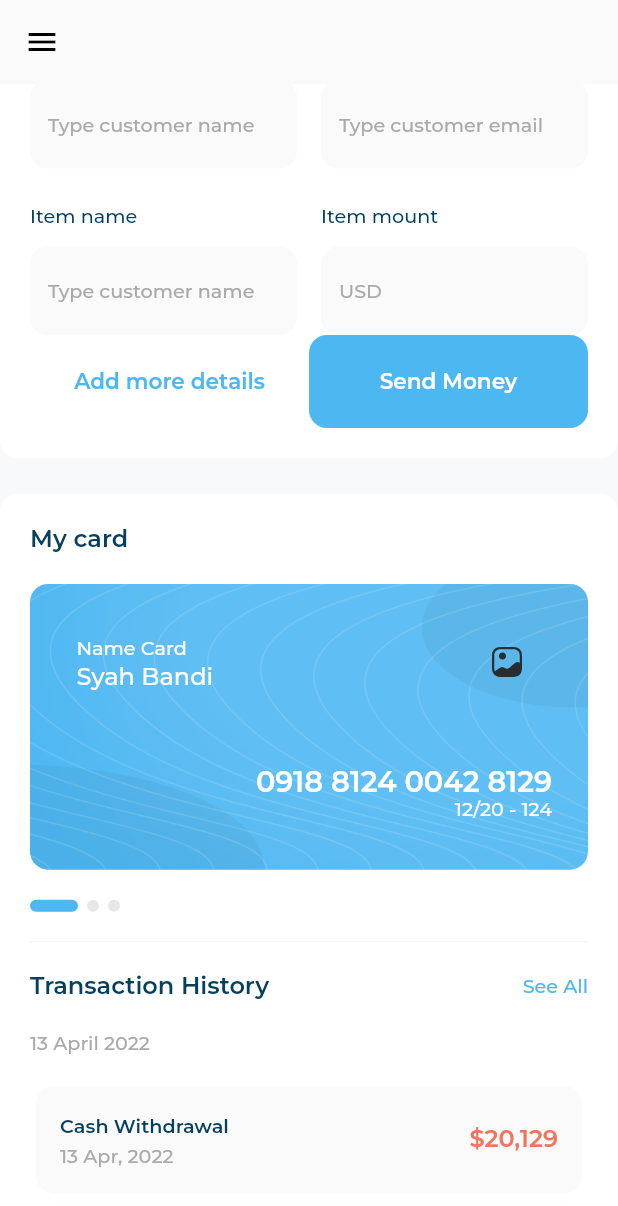
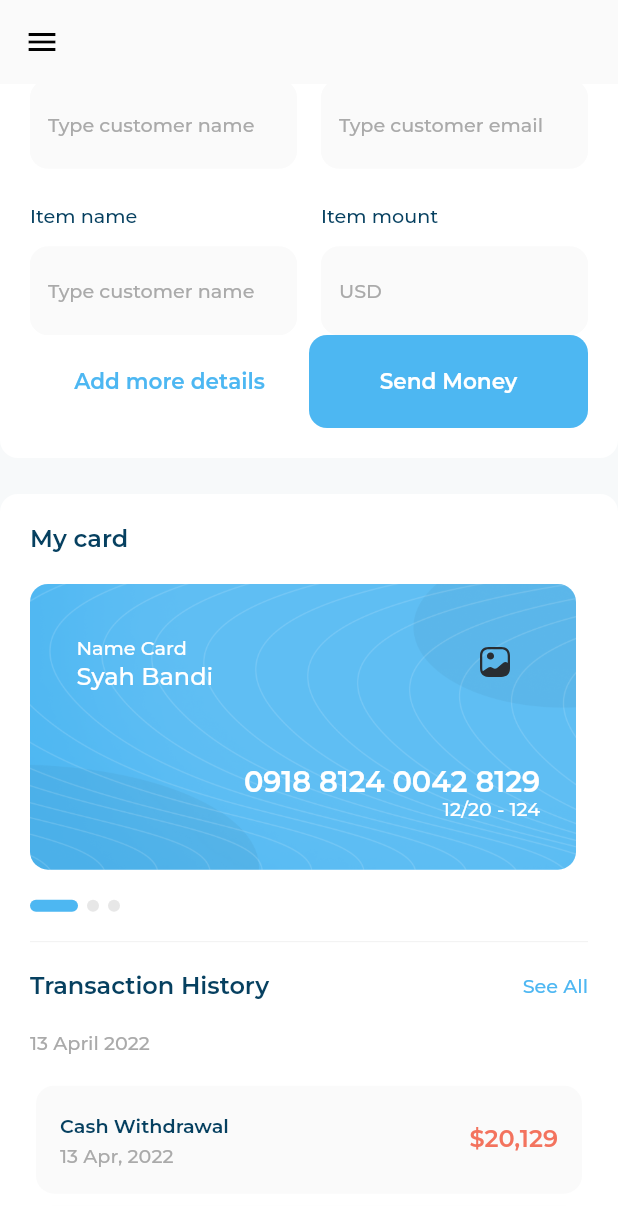
Before and after one commit to AmiraMostafa628/responsive_dash_board, a Flutter app: the screen it shows after launch, scrolled down 576 dp, on a phone screen of 412 x 824 dp. Shown: the top 1206 px of the screen. Run offline on Flutter 3.47's test engine with Material 2 defaults, Android fonts, the light colour scheme and no system bars; drawn by our look-alikes of expandable_page_view; our stand-ins replace device_preview, fl_chart, flutter_svg; project files that could hold a hidden picture were left out.

Commit message:
app finish

```diff
--- a/lib/views/widgets/my_card.dart
+++ b/lib/views/widgets/my_card.dart
@@ -11,6 +11,8 @@ class MyCard extends StatelessWidget {
   Widget build(BuildContext context) {
     return AspectRatio(
         aspectRatio: 420/215,
+      child: Padding(
+        padding: const EdgeInsets.only(right: 8.0),
         child: Container(
           decoration: ShapeDecoration(
             image: const DecorationImage(
@@ -63,6 +65,7 @@ class MyCard extends StatelessWidget {
             ],
           ),
         ),
+      ),
     );
   }
 }
```
Lines whose indentation alone changed are shown as unchanged.
